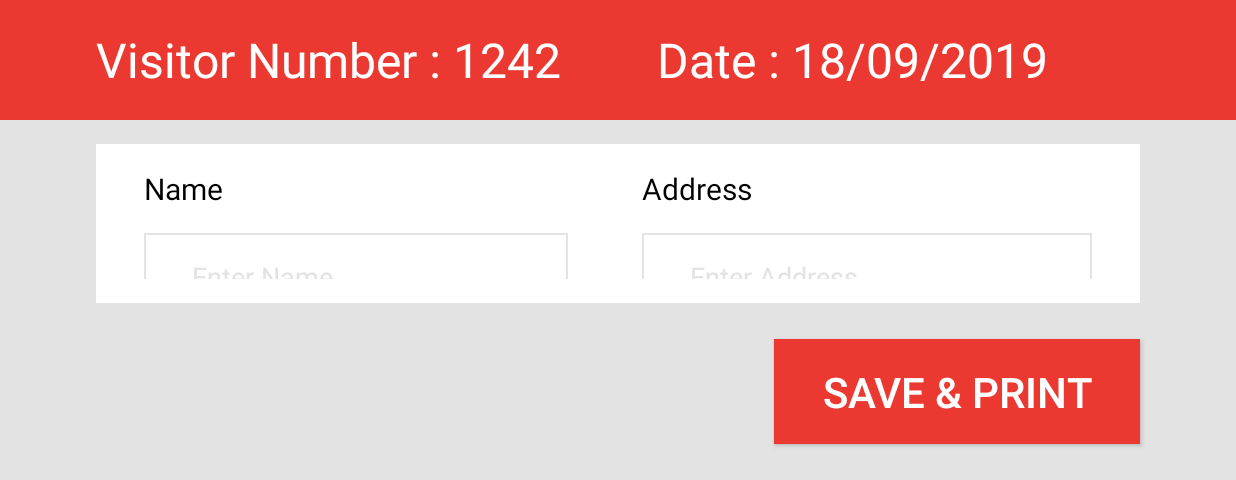
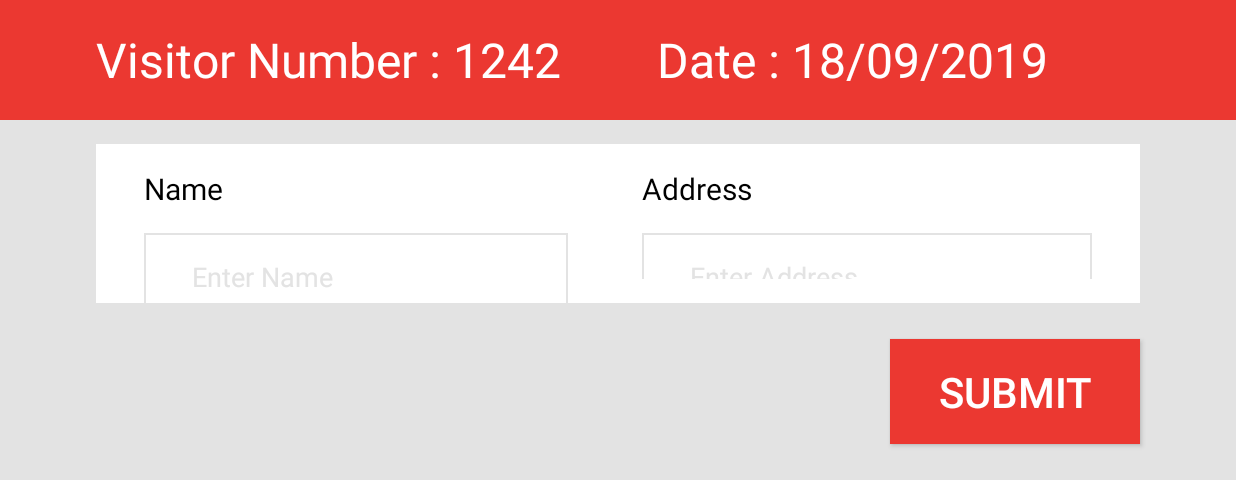
Before and after one commit to HarisWeitani/VisitorManagementSystem, an Android app: the MainActivity screen opened directly, with no data from a screen before it, on a phone screen of 824 x 412 dp (held sideways), the part 138-618 px from its top. Run offline under Robolectric (Android 15) with nearby library versions, the phone set to English and light mode, and no system bars; libraries missing offline, so code that uses them is left out: com.hw.rms; 1 statement that could not run was skipped.

```diff
--- a/app/build.gradle
+++ b/app/build.gradle
@@ -11,8 +11,8 @@ android {
         applicationId "com.hw.vms.visitormanagementsystem"
         minSdkVersion 18
         targetSdkVersion 28
-        versionCode 7
-        versionName "0.2.6"
+        versionCode 8
+        versionName "0.2.8"
         testInstrumentationRunner "androidx.test.runner.AndroidJUnitRunner"
     }
     buildTypes {
--- a/app/src/main/res/layout/activity_main.xml
+++ b/app/src/main/res/layout/activity_main.xml
@@ -77,14 +77,18 @@
         >
 
 
+        <ScrollView
+            android:layout_width="wrap_content"
+            android:layout_height="match_parent"
+            android:layout_weight="3"
+            >
             <LinearLayout
                 android:id="@+id/layout_content_left"
-            android:layout_width="wrap_content"
-            android:layout_height="match_parent"
+                android:layout_width="match_parent"
+                android:layout_height="wrap_content"
                 android:layout_marginStart="32dp"
                 android:layout_marginTop="16dp"
                 android:layout_marginBottom="16dp"
-            android:layout_weight="3"
                 android:orientation="vertical">
 
                 <TextView
@@ -179,6 +183,7 @@
                     />
 
             </LinearLayout>
+        </ScrollView>
 
         <LinearLayout
             android:layout_width="wrap_content"
@@ -285,7 +290,7 @@
         android:paddingBottom="16dp"
         android:background="@color/sinarmasRedBright"
 
-        android:text="Save &amp; Print"
+        android:text="Submit"
         android:textSize="28sp"
         android:textColor="@color/white"
         />
```
Also changed, not shown: app/src/main/java/com/hw/vms/visitormanagementsystem/MainActivity.kt (+6 -3 lines). Lines whose indentation alone changed are shown as unchanged.
